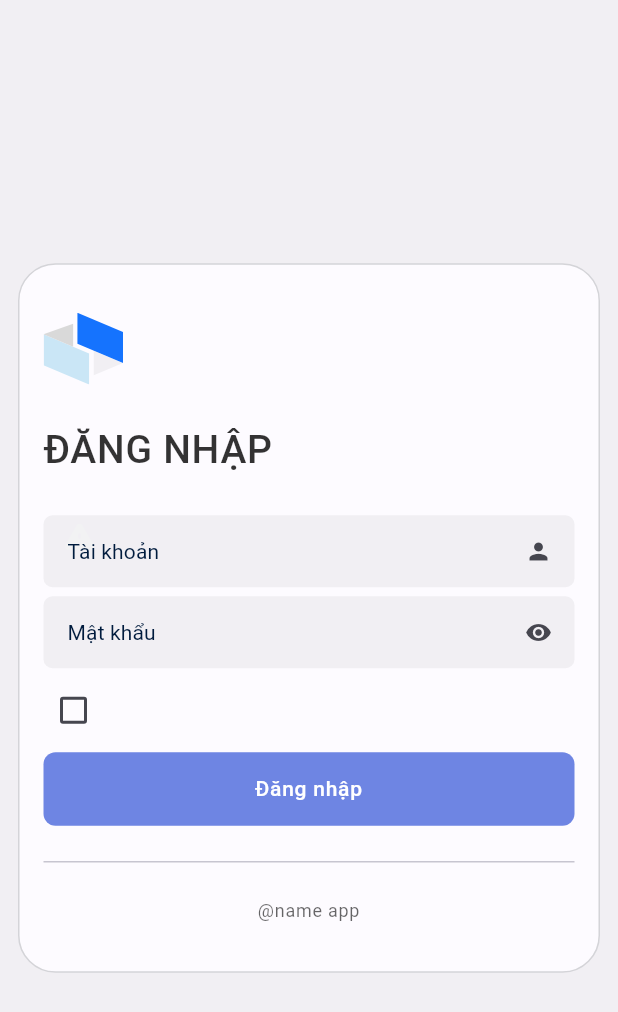
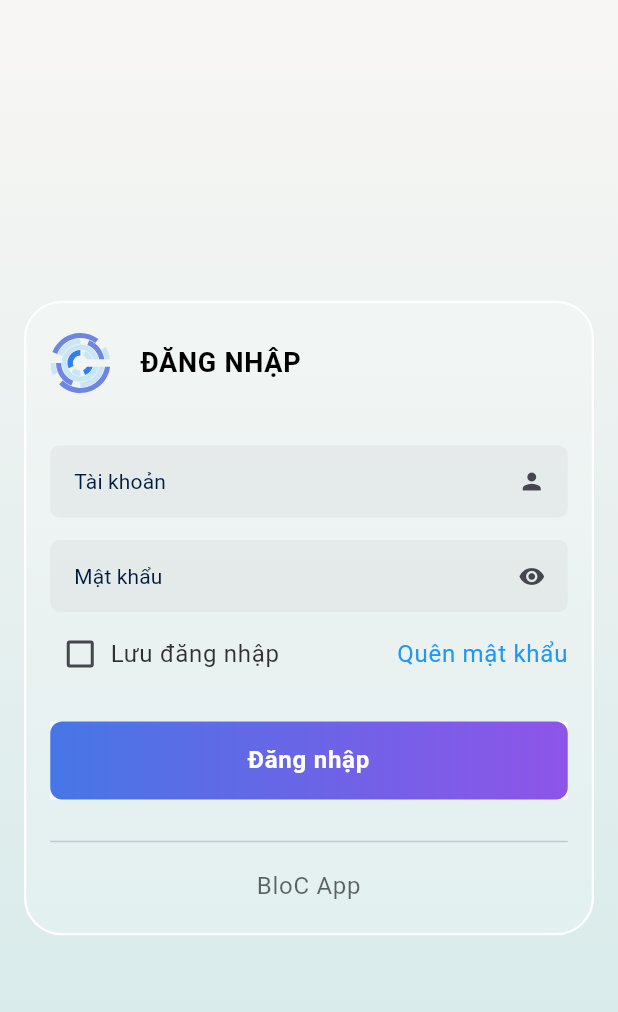
Before and after one commit to ThangStar/AZFood, a Flutter app: the AuthScreen screen opened directly, after a tap on "Đăng Nhập", on a phone screen of 412 x 824 dp. Shown: the top 1012 px of the screen. Run offline on Flutter 3.47's test engine with Material 2 defaults, Android fonts, the light colour scheme and no system bars; our stand-ins replace bloc, dio, equatable, flutter_animate, flutter_bloc, flutter_dotenv and 3 more; accounts and stored records are empty.

Commit message:
UI Login

```diff
--- a/front_end/lib/ui/screens/auth/auth_screen.dart
+++ b/front_end/lib/ui/screens/auth/auth_screen.dart
@@ -1,13 +1,10 @@
 import 'package:flutter/material.dart';
 import 'package:flutter_svg/flutter_svg.dart';
 import 'package:restaurant_manager_app/ui/screens/auth/login_screen.dart';
-import 'package:restaurant_manager_app/ui/theme/color_schemes.dart';
 import 'package:restaurant_manager_app/ui/widgets/my_button.dart';
 
-import '../../utils/utils.dart';
-
 class AuthScreen extends StatefulWidget {
-  const AuthScreen({super.key});
+  const AuthScreen({Key? key}) : super(key: key);
 
   @override
   State<AuthScreen> createState() => _AuthScreenState();
@@ -19,41 +16,51 @@ class _AuthScreenState extends State<AuthScreen> {
     Size sizeScreen = MediaQuery.of(context).size;
 
     return Scaffold(
-      appBar: AppBar(
-        leading: Container(
-            padding: const EdgeInsets.symmetric(horizontal: 8),
-            child: SvgPicture.asset('assets/svgs/logo.svg')),
+      body: Container(
+        decoration: const BoxDecoration(
+          gradient: LinearGradient(
+            colors: [Color(0XFFF8F6F4), Color(0XFFD2E9E9)],
+            begin: Alignment.topCenter,
+            end: Alignment.bottomCenter,
           ),
-      body: Padding(
-        padding: const EdgeInsets.symmetric(horizontal: 12, vertical: 8),
+        ),
+        child: Padding(
+          padding: const EdgeInsets.symmetric(horizontal: 15, vertical: 25),
           child: Column(
             mainAxisAlignment: MainAxisAlignment.spaceBetween,
             children: [
               Container(
                 width: double.infinity,
-              decoration: BoxDecoration(
-                  color: colorScheme(context).tertiary.withOpacity(0.3),
-                  borderRadius: BorderRadius.circular(25)),
                 padding: const EdgeInsets.symmetric(vertical: 16, horizontal: 6),
                 child: Column(
                   children: [
-                  Text(
-                    "NAME APP",
-                    style: Theme.of(context).textTheme.titleMedium,
+                    Row(
+                      children: [
+                        SvgPicture.asset('assets/svgs/logo.svg', width: 40),
+                        const SizedBox(
+                          width: 10,
                         ),
-                  SvgPicture.asset(
-                      width: sizeScreen.width,
-                      height: sizeScreen.height * 0.4,
-                      'assets/images/person_pay.svg'),
+                        const Text(
+                          'BloC App',
+                          style: TextStyle(
+                            fontSize: 18,
+                            fontWeight: FontWeight.bold,
+                            color: Colors.black,
+                          ),
+                        )
+                      ],
+                    )
                   ],
                 ),
               ),
-            Text(
-              "Quản lí mọi thứ trên điện thoại của bạn",
-              style: Theme.of(context)
-                  .textTheme
-                  .bodyMedium
-                  ?.copyWith(fontWeight: FontWeight.bold),
+              const Text(
+                "Smart Restaurant",
+                style: TextStyle(fontSize: 22, fontWeight: FontWeight.bold)
+              ),
+              SvgPicture.asset(
+                'assets/svgs/person_pay.svg',
+                width: sizeScreen.width,
+                height: sizeScreen.height * 0.4,
               ),
               Padding(
                 padding: const EdgeInsets.symmetric(horizontal: 8),
@@ -62,71 +69,27 @@ class _AuthScreenState extends State<AuthScreen> {
                     Hero(
                       transitionOnUserGestures: true,
                       tag: "login_hero",
+                      child: Material(
                         child: MyButton(
                           onPressed: () {
                             Navigator.push(
                               context,
                               PageRouteBuilder(
-                                pageBuilder:
-                                    (context, _, __) =>
-                                        const LoginScreen(),
-                              ));
-                          // showMyBottomSheet(
-                          //   context: context,
-                          //   builder: (context) {
-                          //     return LoginForm();
-                          //   },
-                          // );
-                        },
-                        value: "Đăng Nhập"),
+                                pageBuilder: (context, _, __) => const LoginScreen(),
                               ),
-                  const SizedBox(
-                    height: 6,
-                  ),
-                  MyButton(
-                    onPressed: () {
-                      showMyBottomSheet(
-                        context: context,
-                        builder: (context) {
-                          return RegisterForm();
-                        },
                             );
                           },
-                    value: "Đăng Kí",
-                    isOutline: true,
-                  )
+                          value: "Đăng Nhập",
+                        ),
+                      ),
+                    ),
                   ],
                 ),
-            )
+              ),
             ],
+          ),
         ),
       ),
     );
   }
-
-  Widget RegisterForm() {
-    return Container(
-      width: double.infinity,
-      padding: const EdgeInsets.symmetric(horizontal: 12, vertical: 24),
-      child: Column(
-        children: [Text("ĐĂNG KÍ")],
-      ),
-    );
 }
-
-  Widget LoginForm() {
-    return Container(
-      width: double.infinity,
-      padding: const EdgeInsets.symmetric(horizontal: 12, vertical: 24),
-      child: Column(
-        crossAxisAlignment: CrossAxisAlignment.start,
-        children: [
-          Text(
-            "ĐĂNG NHẬP",
-            style: Theme.of(context).textTheme.titleMedium,
-          ),
-        ],
-      ),
-    );
-  }
-}
--- a/front_end/lib/ui/screens/auth/login_screen.dart
+++ b/front_end/lib/ui/screens/auth/login_screen.dart
@@ -74,9 +74,14 @@ class _LoginScreenState extends State<LoginScreen> {
         }
       },
       child: Scaffold(
-        backgroundColor: colorScheme(context).background,
         body: Container(
-          color: colorScheme(context).tertiary.withOpacity(0.3),
+          decoration: const BoxDecoration(
+            gradient: LinearGradient(
+              colors: [Color(0XFFF8F6F4), Color(0XFFD2E9E9)],
+              begin: Alignment.topCenter,
+              end: Alignment.bottomCenter,
+            ),
+          ),
           child: Center(
             child: Column(
               mainAxisAlignment: MainAxisAlignment.center,
@@ -84,28 +89,33 @@ class _LoginScreenState extends State<LoginScreen> {
                 Container(
                   decoration: BoxDecoration(
                       borderRadius: BorderRadius.circular(25),
-                      border: Border.all(
-                          width: 1, color: colorScheme(context).tertiary),
-                      color: colorScheme(context).background),
-                  margin: const EdgeInsets.symmetric(horizontal: 12),
-                  padding:
-                      const EdgeInsets.symmetric(horizontal: 16, vertical: 32),
+                      border: Border.all(width: 1.5, color: Colors.white),
+                      color: Colors.white.withOpacity(0.2)),
+                  margin: const EdgeInsets.symmetric(horizontal: 16),
+                  padding: const EdgeInsets.symmetric(horizontal: 16, vertical: 20),
                   child: Column(
                     crossAxisAlignment: CrossAxisAlignment.start,
                     children: [
-                      SvgPicture.asset('assets/svgs/logo.svg'),
-                      const SizedBox(
-                        height: 24,
-                      ),
-                      Text(
-                        "ĐĂNG NHẬP",
-                        style: Theme.of(context)
-                            .textTheme
-                            .titleMedium
-                            ?.copyWith(fontWeight: FontWeight.w500),
+                      Row(
+                        children: [
+                          SvgPicture.asset(
+                            'assets/svgs/logo.svg',
+                            width: 40,
+                          ),
+                          const SizedBox(
+                            width: 20,
+                          ),
+                          const Text(
+                            "ĐĂNG NHẬP",
+                            style: TextStyle(
+                                fontSize: 18,
+                                fontWeight: FontWeight.bold,
+                                color: Colors.black),
+                          ),
+                        ],
                       ),
                       const SizedBox(
-                        height: 18,
+                        height: 25,
                       ),
                       MyAlert(
                         height: isShowAlert ? null : 0,
@@ -114,11 +124,11 @@ class _LoginScreenState extends State<LoginScreen> {
                         message: "Tài khoản hoặc mật khẩu không chính xác",
                       ),
                       const SizedBox(
-                        height: 6,
+                        height: 10,
                       ),
                       MyTextField(
                         onChanged: (p0) {
-                          if(isShowAlert){
+                          if (isShowAlert) {
                             setState(() {
                               isShowAlert = false;
                             });
@@ -130,7 +140,7 @@ class _LoginScreenState extends State<LoginScreen> {
                         controller: usernameController,
                       ),
                       const SizedBox(
-                        height: 6,
+                        height: 15,
                       ),
                       MyTextField(
                         isShowPass: isShowPass,
@@ -146,12 +156,23 @@ class _LoginScreenState extends State<LoginScreen> {
                       const SizedBox(
                         height: 8,
                       ),
-                      MyCheckBox(
-                        value: cbxSaveLogin,
-                        onChanged: (p0) => _onChangeSaveLogin(p0!),
+                      Row(
+                        mainAxisAlignment: MainAxisAlignment.spaceBetween,
+                        children: [
+                          Row(
+                            children: [
+                              MyCheckBox(
+                                value: cbxSaveLogin,
+                                onChanged: (p0) => _onChangeSaveLogin(p0!),
+                              ),
+                              const Text('Lưu đăng nhập', style: TextStyle(fontSize: 16),)
+                            ],
+                          ),
+                          const Text('Quên mật khẩu',  style: TextStyle(fontSize: 16, color: Colors.blue))
+                        ],
                       ),
                       const SizedBox(
-                        height: 8,
+                        height: 25,
                       ),
                       Hero(
                           tag: "login_hero",
@@ -164,16 +185,16 @@ class _LoginScreenState extends State<LoginScreen> {
                             },
                           )),
                       const SizedBox(
-                        height: 16,
+                        height: 20,
                       ),
                       const Divider(),
                       const SizedBox(
-                        height: 16,
+                        height: 10,
                       ),
-                      Container(
+                      SizedBox(
                           width: double.infinity,
                           child: Text(
-                            "@name app",
+                            "BloC App",
                             textAlign: TextAlign.center,
                             style: TextStyle(
                                 color: colorScheme(context)
--- a/front_end/lib/ui/screens/intro/splash_screen.dart
+++ b/front_end/lib/ui/screens/intro/splash_screen.dart
@@ -14,28 +14,35 @@ class _SplashScreenState extends State<SplashScreen> {
   @override
   void initState() {
     super.initState();
-    Future.delayed(const Duration(seconds: 1), () {
+    Future.delayed(const Duration(seconds: 2), () {
       Navigator.push(context, MaterialPageRoute(builder: (context) => const AuthScreen(),));
     });
   }
+
   @override
   Widget build(BuildContext context) {
     return Scaffold(
       body: Container(
-        color: colorScheme(context).background,
+        decoration: const BoxDecoration(
+          gradient: LinearGradient(
+            colors: [Color(0XFFF8F6F4), Color(0XFFD2E9E9)],
+            begin: Alignment.topCenter,
+            end: Alignment.bottomCenter,
+          ),
+        ),
         padding: const EdgeInsets.symmetric(horizontal: 16),
         child: Center(
           child: Column(
             mainAxisAlignment: MainAxisAlignment.center,
             crossAxisAlignment: CrossAxisAlignment.center,
             children: [
-              SvgPicture.asset('assets/svg/logo.svg', width: 230),
+              SvgPicture.asset('assets/svgs/logo.svg', width: 200),
               const SizedBox(height: 80,),
               const SizedBox(
                   width: 200,
                   child: LinearProgressIndicator()),
               const SizedBox(height: 2,),
-               Text("Đang tải..", style: Theme.of(context).textTheme.bodyLarge,)
+              Text("Đang tải..", style: Theme.of(context).textTheme.bodyLarge,)
             ],
           ),
         ),
--- a/front_end/lib/ui/theme/text_theme.dart
+++ b/front_end/lib/ui/theme/text_theme.dart
@@ -19,7 +19,7 @@ var textTheme = (BuildContext context) => TextTheme(
           color: colorScheme(context).scrim.withOpacity(0.8),
           letterSpacing: 0.5,
           fontWeight: FontWeight.normal,
-          fontSize: 16,
+          fontSize: 18,
           fontFamily: GoogleFonts.roboto().fontFamily),
       labelLarge: TextStyle(
           color: colorScheme(context).scrim.withOpacity(0.8),
@@ -31,7 +31,7 @@ var textTheme = (BuildContext context) => TextTheme(
           color: colorScheme(context).scrim.withOpacity(0.8),
           letterSpacing: 0.5,
           fontWeight: FontWeight.normal,
-          fontSize: 12,
+          fontSize: 16,
           fontFamily: GoogleFonts.roboto().fontFamily),
       bodySmall: TextStyle(
           color: colorScheme(context).scrim.withOpacity(0.8),
--- a/front_end/lib/ui/widgets/my_button.dart
+++ b/front_end/lib/ui/widgets/my_button.dart
@@ -2,8 +2,12 @@ import 'package:flutter/material.dart';
 import 'package:restaurant_manager_app/ui/theme/color_schemes.dart';
 
 class MyButton extends StatelessWidget {
-  const MyButton(
-      {super.key, required this.onPressed, this.value, this.isOutline = false});
+  const MyButton({
+    Key? key,
+    required this.onPressed,
+    this.value,
+    this.isOutline = false,
+  }) : super(key: key);
 
   final Function() onPressed;
   final String? value;
@@ -12,33 +16,43 @@ class MyButton extends StatelessWidget {
   @override
   Widget build(BuildContext context) {
     return Material(
-      shape: RoundedRectangleBorder(
-          borderRadius: BorderRadius.circular(8),
-          side: isOutline ? BorderSide(
-              width: 1, color: colorScheme(context).tertiary) : BorderSide
-              .none),
-      color: isOutline
-          ? colorScheme(context).background
-          : colorScheme(context).secondary,
       child: InkWell(
         borderRadius: BorderRadius.circular(8),
-        onTap:onPressed,
+        onTap: onPressed,
         child: Container(
-            padding: const EdgeInsets.symmetric(vertical: 14, horizontal: 6),
-            width: double.infinity,
-            child: Text(
-              textAlign: TextAlign.center,
-              value ?? "Button",
-              style: Theme
-                  .of(context)
-                  .textTheme
-                  .bodyLarge
-                  ?.copyWith(
-                fontWeight: FontWeight.w500,
-                fontSize: 14,
-                  color: isOutline ? colorScheme(context).scrim : colorScheme(
-                      context).onPrimary),
-            )),
+          width: double.infinity,
+          decoration: BoxDecoration(
+            borderRadius: BorderRadius.circular(8),
+            gradient: LinearGradient(
+              colors: isOutline
+                  ? [
+                colorScheme(context).background,
+                colorScheme(context).background,
+              ]
+                  : [
+                const Color(0XFF4776E6),
+                const Color(0XFF8E54E9)
+              ],
+              begin: Alignment.centerLeft,
+              end: Alignment.centerRight,
+            ),
+            border: isOutline
+                ? Border.all(color: colorScheme(context).tertiary, width: 1)
+                : null,
+          ),
+          padding: const EdgeInsets.symmetric(vertical: 14, horizontal: 6),
+          child: Text(
+            value ?? "Button",
+            textAlign: TextAlign.center,
+            style: Theme.of(context).textTheme.bodyLarge?.copyWith(
+              fontWeight: FontWeight.bold,
+              fontSize: 16,
+              color: isOutline
+                  ? colorScheme(context).scrim
+                  : colorScheme(context).onPrimary,
+            ),
+          ),
+        ),
       ),
     );
   }
```
Also changed, not shown: front_end/assets/svgs/logo.svg. Lines whose indentation alone changed are shown as unchanged.
